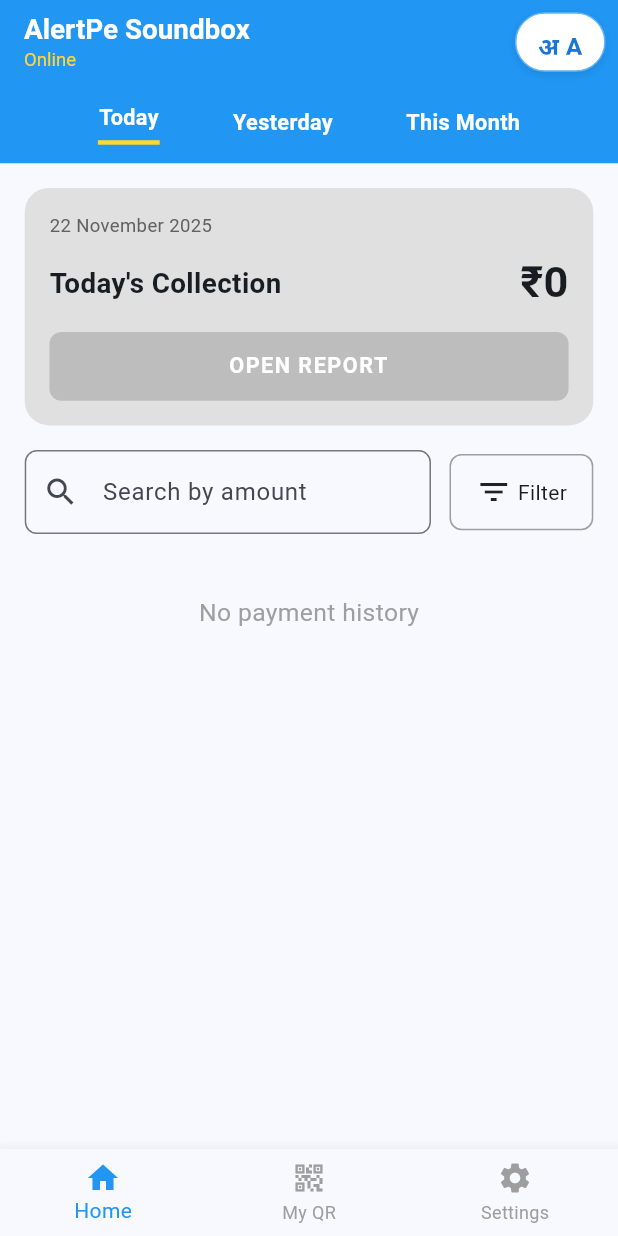
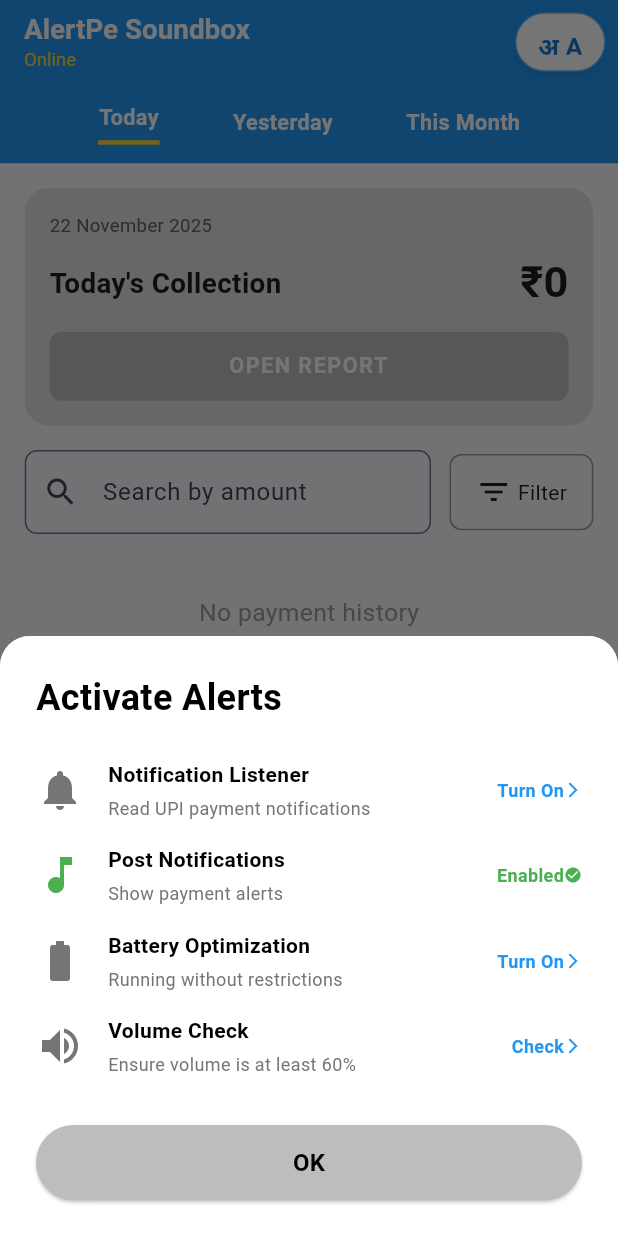
Before and after one commit to TechnovaTech/AleartApp, a Flutter app: the HomeScreenMain screen opened directly, on a phone screen of 412 x 824 dp. Run offline on Flutter 3.47's test engine with Material 3 defaults, Android fonts, the phone set to English and light mode, and no system bars; our stand-ins replace battery_plus, device_info_plus, permission_handler, pretty_qr_code, shared_preferences; accounts and stored records are empty.

Commit message:
permission topup change

```diff
--- /dev/null
+++ b/alert_app/lib/widgets/activate_alerts_bottom_sheet.dart
@@ -0,0 +1,226 @@
+import 'package:flutter/material.dart';
+import 'package:permission_handler/permission_handler.dart';
+
+class ActivateAlertsBottomSheet extends StatefulWidget {
+  const ActivateAlertsBottomSheet({super.key});
+
+  @override
+  State<ActivateAlertsBottomSheet> createState() => _ActivateAlertsBottomSheetState();
+}
+
+class _ActivateAlertsBottomSheetState extends State<ActivateAlertsBottomSheet> {
+  bool _notificationAccess = false;
+  bool _postNotifications = false;
+  bool _batteryOptimized = false;
+  bool _volumeOk = false;
+
+  @override
+  void initState() {
+    super.initState();
+    _checkPermissions();
+  }
+
+  Future<void> _checkPermissions() async {
+    final notificationStatus = await Permission.notification.status;
+    setState(() {
+      _postNotifications = notificationStatus.isGranted;
+    });
+  }
+
+  Future<void> _requestNotificationListener() async {
+    ScaffoldMessenger.of(context).showSnackBar(
+      const SnackBar(content: Text('Please enable notification access in Settings')),
+    );
+    setState(() {
+      _notificationAccess = true;
+    });
+  }
+
+  Future<void> _requestPostNotifications() async {
+    final status = await Permission.notification.request();
+    setState(() {
+      _postNotifications = status.isGranted;
+    });
+  }
+
+  Future<void> _requestBatteryOptimization() async {
+    ScaffoldMessenger.of(context).showSnackBar(
+      const SnackBar(content: Text('Please disable battery optimization in Settings')),
+    );
+    setState(() {
+      _batteryOptimized = true;
+    });
+  }
+
+  Future<void> _checkVolume() async {
+    ScaffoldMessenger.of(context).showSnackBar(
+      const SnackBar(content: Text('Volume checked - Please ensure it\'s above 60%')),
+    );
+    setState(() {
+      _volumeOk = true;
+    });
+  }
+
+  @override
+  Widget build(BuildContext context) {
+    return SingleChildScrollView(
+      child: Container(
+        padding: EdgeInsets.only(
+          left: 24,
+          right: 24,
+          top: 24,
+          bottom: MediaQuery.of(context).viewInsets.bottom + 24,
+        ),
+        decoration: const BoxDecoration(
+          color: Colors.white,
+          borderRadius: BorderRadius.vertical(top: Radius.circular(20)),
+        ),
+        child: Column(
+          mainAxisSize: MainAxisSize.min,
+          crossAxisAlignment: CrossAxisAlignment.start,
+          children: [
+            const Text(
+              'Activate Alerts',
+              style: TextStyle(
+                fontSize: 24,
+                fontWeight: FontWeight.bold,
+                color: Colors.black,
+              ),
+            ),
+            const SizedBox(height: 24),
+            _AlertItem(
+              icon: Icons.notifications,
+              title: 'Notification Listener',
+              subtitle: 'Read UPI payment notifications',
+              action: _notificationAccess ? 'Enabled' : 'Turn On',
+              isEnabled: _notificationAccess,
+              onTap: _requestNotificationListener,
+            ),
+            const SizedBox(height: 16),
+            _AlertItem(
+              icon: Icons.music_note,
+              title: 'Post Notifications',
+              subtitle: 'Show payment alerts',
+              action: _postNotifications ? 'Enabled' : 'Turn On',
+              isEnabled: _postNotifications,
+              onTap: _requestPostNotifications,
+            ),
+            const SizedBox(height: 16),
+            _AlertItem(
+              icon: Icons.battery_full,
+              title: 'Battery Optimization',
+              subtitle: 'Running without restrictions',
+              action: _batteryOptimized ? 'Enabled' : 'Turn On',
+              isEnabled: _batteryOptimized,
+              onTap: _requestBatteryOptimization,
+            ),
+            const SizedBox(height: 16),
+            _AlertItem(
+              icon: Icons.volume_up,
+              title: 'Volume Check',
+              subtitle: 'Ensure volume is at least 60%',
+              action: _volumeOk ? 'Checked' : 'Check',
+              isEnabled: _volumeOk,
+              onTap: _checkVolume,
+            ),
+            const SizedBox(height: 32),
+            SizedBox(
+              width: double.infinity,
+              height: 50,
+              child: ElevatedButton(
+                style: ElevatedButton.styleFrom(
+                  backgroundColor: Colors.grey[400],
+                  shape: RoundedRectangleBorder(
+                    borderRadius: BorderRadius.circular(25),
+                  ),
+                ),
+                onPressed: () {
+                  Navigator.pop(context);
+                },
+                child: const Text(
+                  'OK',
+                  style: TextStyle(
+                    color: Colors.black,
+                    fontSize: 16,
+                    fontWeight: FontWeight.bold,
+                  ),
+                ),
+              ),
+            ),
+          ],
+        ),
+      ),
+    );
+  }
+}
+
+class _AlertItem extends StatelessWidget {
+  final IconData icon;
+  final String title;
+  final String subtitle;
+  final String action;
+  final bool isEnabled;
+  final VoidCallback onTap;
+
+  const _AlertItem({
+    required this.icon,
+    required this.title,
+    required this.subtitle,
+    required this.action,
+    required this.isEnabled,
+    required this.onTap,
+  });
+
+  @override
+  Widget build(BuildContext context) {
+    return GestureDetector(
+      onTap: isEnabled ? null : onTap,
+      child: Row(
+        children: [
+          Icon(
+            icon,
+            size: 32,
+            color: isEnabled ? Colors.green : Colors.grey[600]
+          ),
+          const SizedBox(width: 16),
+          Expanded(
+            child: Column(
+              crossAxisAlignment: CrossAxisAlignment.start,
+              children: [
+                Text(
+                  title,
+                  style: const TextStyle(
+                    fontSize: 14,
+                    fontWeight: FontWeight.bold,
+                    color: Colors.black,
+                  ),
+                ),
+                const SizedBox(height: 4),
+                Text(
+                  subtitle,
+                  style: TextStyle(
+                    fontSize: 12,
+                    color: Colors.grey[600],
+                  ),
+                ),
+              ],
+            ),
+          ),
+          Text(
+            action,
+            style: TextStyle(
+              fontSize: 12,
+              fontWeight: FontWeight.bold,
+              color: isEnabled ? Colors.green : Colors.blue,
+            ),
+          ),
+          Icon(
+            isEnabled ? Icons.check_circle : Icons.arrow_forward_ios,
+            size: 12,
+            color: isEnabled ? Colors.green : Colors.blue
+          ),
+        ],
+      ),
+    );
+  }
+}
```
Also changed, not shown: alert_app/lib/screens/home.dart (+3 -160 lines), alert_app/lib/screens/home_screen.dart (+32 -0 lines).
